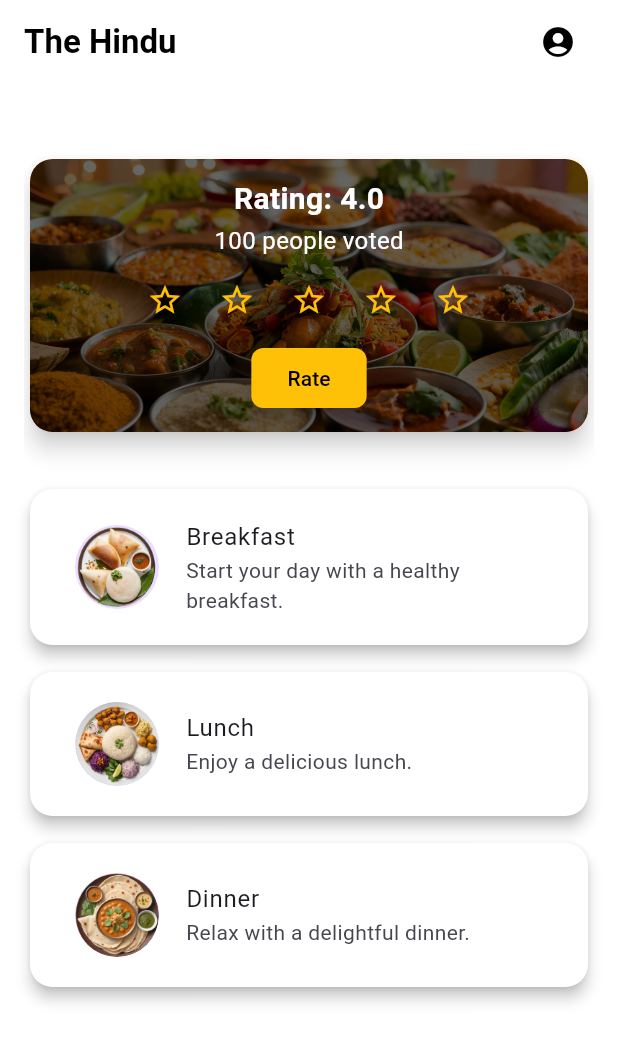
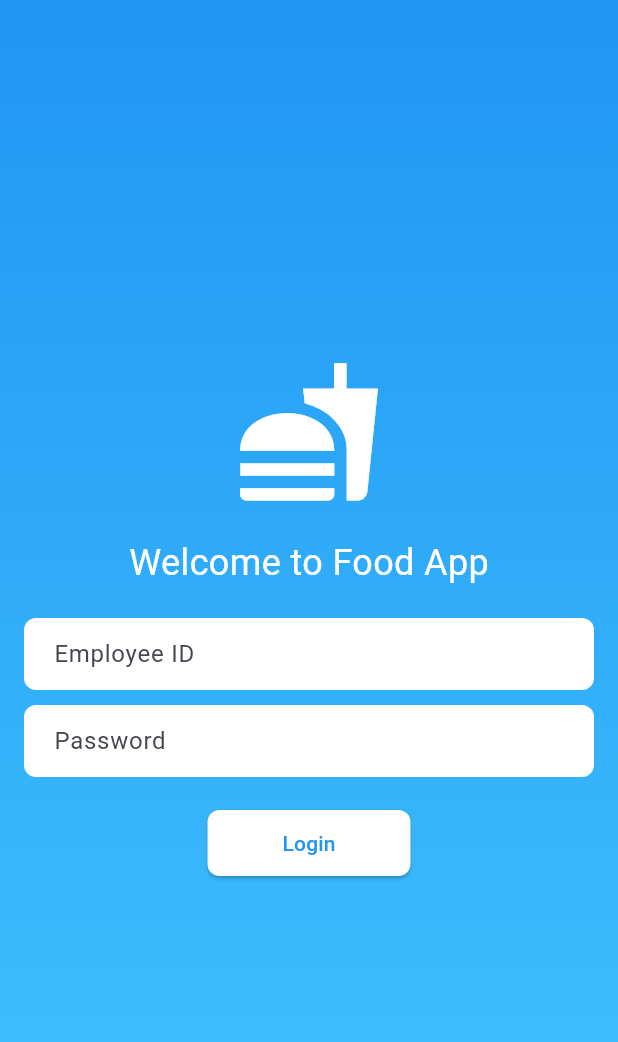
Before and after one commit to perumal2408/thg_food, a Flutter app: the screen it shows after launch, on a phone screen of 412 x 824 dp. Shown: the top 1042 px of the screen. Run offline on Flutter 3.47's test engine with Material 3 defaults, Android fonts, the phone set to English and light mode, and no system bars; our stand-ins replace cloud_firestore, firebase_core; accounts and stored records are empty.

Commit message:
login page and carousel and rating ui correction

```diff
--- a/lib/custom_carousel_card.dart
+++ b/lib/custom_carousel_card.dart
@@ -22,7 +22,9 @@ class _CustomCarouselCardState extends State<CustomCarouselCard> {
     // Example: Update number of ratings and average rating
     setState(() {
       _numberOfRatings += 1;
-      _averageRating = (_averageRating * (_numberOfRatings - 1) + _currentRating) / _numberOfRatings;
+      _averageRating =
+          (_averageRating * (_numberOfRatings - 1) + _currentRating) /
+              _numberOfRatings;
     });
   }
 
@@ -40,7 +42,8 @@ class _CustomCarouselCardState extends State<CustomCarouselCard> {
         child: Container(
           decoration: BoxDecoration(
             image: DecorationImage(
-              image: AssetImage('assets/indian-food.jpg'), // Replace with your image path
+              image: AssetImage(
+                  'assets/indian-food.jpg'), // Replace with your image path
               fit: BoxFit.cover, // Image fitting inside the container
             ),
           ),
@@ -60,45 +63,26 @@ class _CustomCarouselCardState extends State<CustomCarouselCard> {
                   mainAxisAlignment: MainAxisAlignment.spaceBetween,
                   children: [
                     // Top part with ratings and number of people voted
-                    Column(
+                    Center(
+                      child: Column(
+                        mainAxisAlignment: MainAxisAlignment
+                            .center, // Center the column vertically
+                        crossAxisAlignment: CrossAxisAlignment
+                            .center, // Center the column horizontally
                         children: [
                           Text(
                             'Rating: ${_averageRating.toStringAsFixed(1)}',
-                          style: TextStyle(fontSize: 20, fontWeight: FontWeight.bold, color: Colors.white),
+                            style: TextStyle(
+                                fontSize: 20,
+                                fontWeight: FontWeight.bold,
+                                color: Colors.white),
                           ),
-                        SizedBox(height: 2),
+                          SizedBox(height: 1),
                           Text(
                             '$_numberOfRatings people voted',
                             style: TextStyle(fontSize: 16, color: Colors.white),
                           ),
                         ],
-                    ),
-                    // Middle part with star rating icons
-                    Row(
-                      mainAxisAlignment: MainAxisAlignment.center,
-                      children: List.generate(5, (index) {
-                        return IconButton(
-                          icon: Icon(
-                            index < _currentRating ? Icons.star : Icons.star_border,
-                            color: Colors.amber,
-                          ),
-                          onPressed: () {
-                            _rateFood(index + 1.0);
-                          },
-                        );
-                      }),
-                    ),
-                    // Bottom part with submit button
-                    ElevatedButton(
-                      onPressed: _submitRating,
-                      child: Text('Rate'),
-                      style: ElevatedButton.styleFrom(
-                        foregroundColor: Colors.black,
-                        backgroundColor: Colors.amber,
-                        shape: RoundedRectangleBorder(
-                          borderRadius: BorderRadius.circular(8),
-                        ),
-                        elevation: 4,
                       ),
                     ),
                   ],
--- a/lib/home_page.dart
+++ b/lib/home_page.dart
@@ -1,7 +1,7 @@
 import 'package:flutter/material.dart';
 import 'carousel_widget.dart';
 import 'account_page.dart';
-import 'meal_modal.dart'; // Import your modal file
+import 'meal_modal.dart';
 
 class HomePage extends StatelessWidget {
   void _showMealModal(BuildContext context, String imagePath, String title) {
@@ -45,7 +45,7 @@ class HomePage extends StatelessWidget {
         ),
       ),
      body: Padding(
-        padding: const EdgeInsets.all(16.0),
+  padding: const EdgeInsets.all(16.0), // Add padding around the Column
   child: Column(
     children: [
       CarouselWidget(),
@@ -74,8 +74,7 @@ class HomePage extends StatelessWidget {
                       backgroundImage: AssetImage('assets/breakfast.png'),
                     ),
                     title: Text('Breakfast'),
-                          subtitle:
-                              Text('Start your day with a healthy breakfast.'),
+                    subtitle: Text('Start your day with a healthy breakfast.'),
                   ),
                 ),
               ),
--- /dev/null
+++ b/lib/login_page.dart
@@ -0,0 +1,101 @@
+import 'package:flutter/material.dart';
+import 'main.dart'; // Ensure MainPage is imported
+
+class LoginPage extends StatefulWidget {
+  @override
+  _LoginPageState createState() => _LoginPageState();
+}
+
+class _LoginPageState extends State<LoginPage> {
+  final TextEditingController _employeeIdController = TextEditingController();
+  final TextEditingController _passwordController = TextEditingController();
+
+  _login() {
+    // Implement your login logic here
+    String employeeId = _employeeIdController.text;
+    String password = _passwordController.text;
+
+    if ((employeeId == '11740' && password == '12345') || (employeeId == '11741' && password == '12345')) {
+      // Navigate to the main page
+      Navigator.pushReplacement(
+        context,
+        MaterialPageRoute(builder: (context) => MainPage()),
+      );
+    } else {
+      ScaffoldMessenger.of(context).showSnackBar(
+        SnackBar(content: Text('Invalid Employee ID or Password')),
+      );
+    }
+  }
+
+  @override
+  Widget build(BuildContext context) {
+    return Scaffold(
+      body: Container(
+        padding: EdgeInsets.all(16.0),
+        decoration: BoxDecoration(
+          gradient: LinearGradient(
+            colors: [Colors.blue, Colors.lightBlueAccent],
+            begin: Alignment.topCenter,
+            end: Alignment.bottomCenter,
+          ),
+        ),
+        child: Center(
+          child: Column(
+            mainAxisAlignment: MainAxisAlignment.center,
+            children: [
+              Icon(Icons.fastfood, size: 100, color: Colors.white),
+              SizedBox(height: 20),
+              Text(
+                'Welcome to Food App',
+                style: TextStyle(fontSize: 24, color: Colors.white),
+              ),
+              SizedBox(height: 20),
+              TextField(
+                controller: _employeeIdController,
+                decoration: InputDecoration(
+                  hintText: 'Employee ID',
+                  filled: true,
+                  fillColor: Colors.white,
+                  border: OutlineInputBorder(
+                    borderRadius: BorderRadius.circular(8.0),
+                    borderSide: BorderSide.none,
+                  ),
+                  contentPadding: EdgeInsets.symmetric(horizontal: 16.0, vertical: 12.0),
+                ),
+              ),
+              SizedBox(height: 10),
+              TextField(
+                controller: _passwordController,
+                decoration: InputDecoration(
+                  hintText: 'Password',
+                  filled: true,
+                  fillColor: Colors.white,
+                  border: OutlineInputBorder(
+                    borderRadius: BorderRadius.circular(8.0),
+                    borderSide: BorderSide.none,
+                  ),
+                  contentPadding: EdgeInsets.symmetric(horizontal: 16.0, vertical: 12.0),
+                ),
+                obscureText: true,
+              ),
+              SizedBox(height: 20),
+              ElevatedButton(
+                onPressed: _login,
+                style: ElevatedButton.styleFrom(
+                  backgroundColor: Colors.white,
+                  foregroundColor: Colors.blue,
+                  padding: EdgeInsets.symmetric(horizontal: 50, vertical: 12),
+                  shape: RoundedRectangleBorder(
+                    borderRadius: BorderRadius.circular(8.0),
+                  ),
+                ),
+                child: Text('Login'),
+              ),
+            ],
+          ),
+        ),
+      ),
+    );
+  }
+}
--- a/lib/main.dart
+++ b/lib/main.dart
@@ -27,6 +27,7 @@ class FoodApp extends StatelessWidget {
     );
   }
 }
+
 // Your HomePage, SplashScreen, and other widgets...
 
 class MainPage extends StatefulWidget {
@@ -50,7 +51,6 @@ class _MainPageState extends State<MainPage> {
   @override
   Widget build(BuildContext context) {
     return Scaffold(
-
       body: _widgetOptions.elementAt(_selectedIndex),
     );
   }
--- a/pubspec.yaml
+++ b/pubspec.yaml
@@ -14,6 +14,8 @@ dependencies:
   cupertino_icons: ^1.0.6
   intl: ^0.19.0
   cloud_firestore: ^5.1.0
+  shared_preferences: ^2.0.13
+  flutter_rating_bar: ^4.0.1
 
 dev_dependencies:
   flutter_test:
```
Also changed, not shown: lib/carousel_widget.dart (+5 -4 lines), lib/meal_modal.dart (+97 -24 lines), lib/splash_screen.dart (+3 -6 lines), pubspec.lock, 2 other files. Lines whose indentation alone changed are shown as unchanged.
